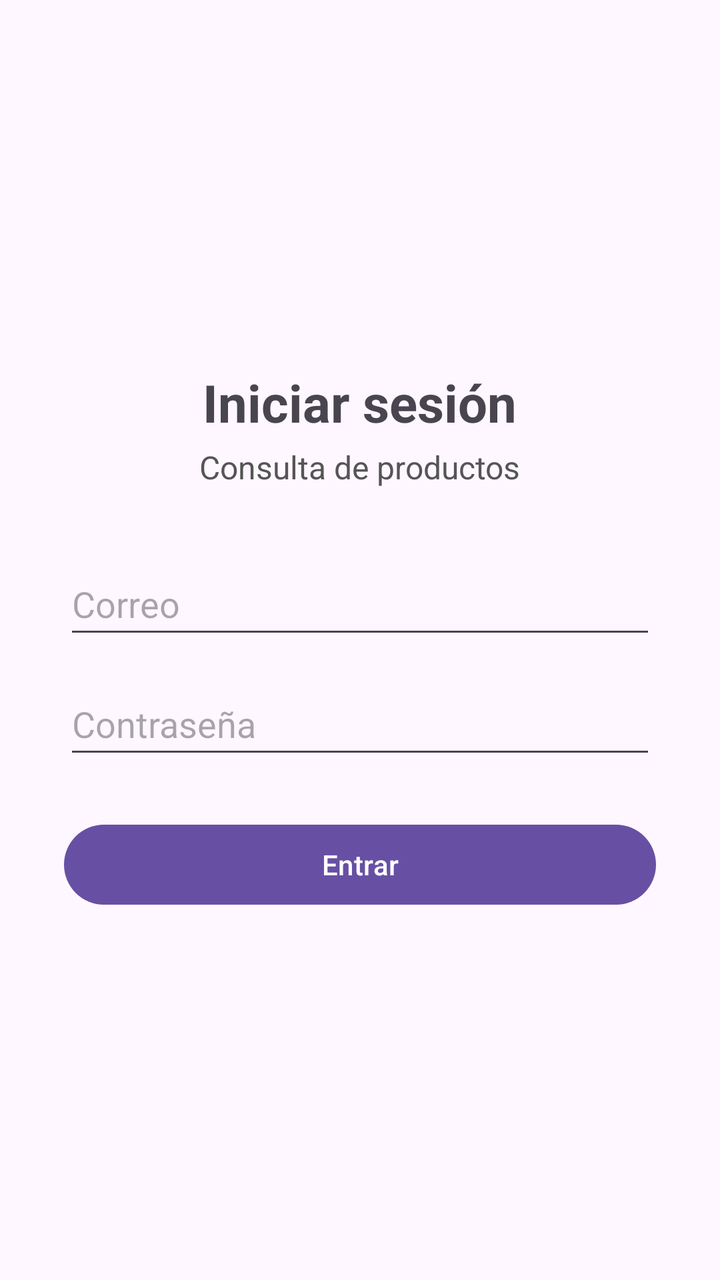
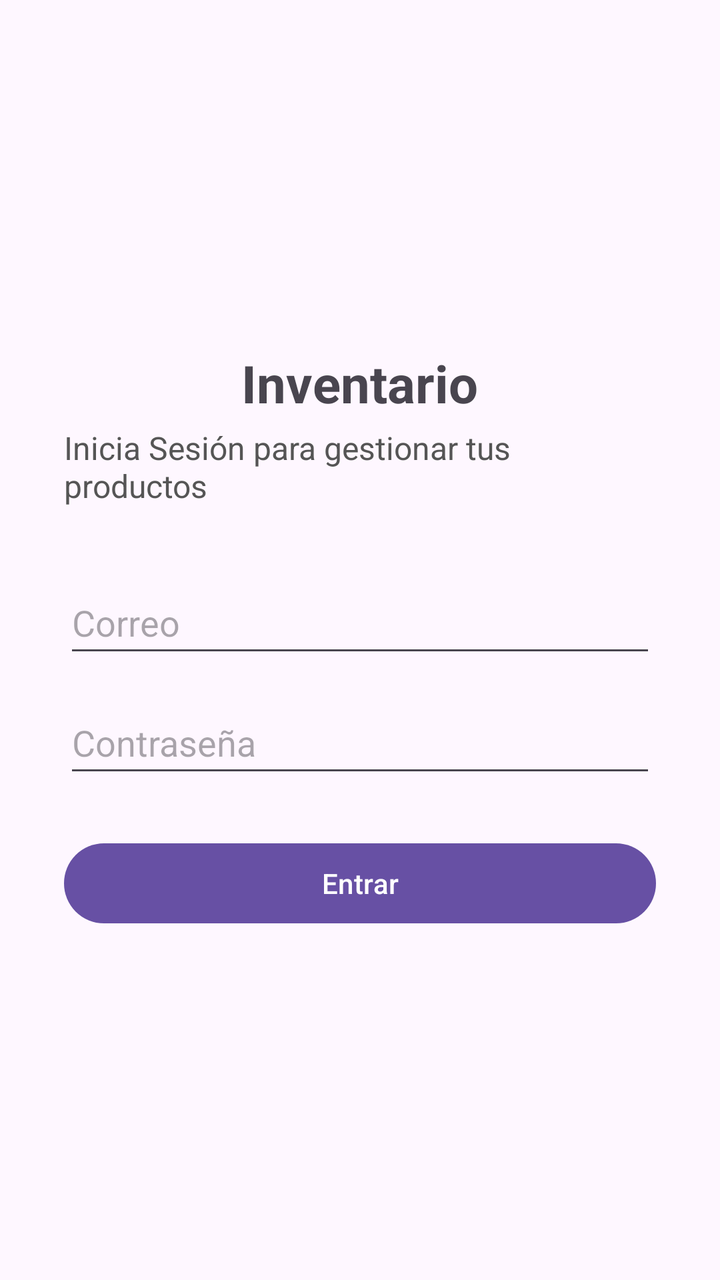

Before-and-after screenshots of an Android layout around one commit, followed by the original layout XML and the change that was made.
<!-- AndroidManifest.xml: application theme Theme.ProductosApp -->
<!-- res/layout/activity_main.xml -->
<?xml version="1.0" encoding="utf-8"?>
<ScrollView xmlns:android="http://schemas.android.com/apk/res/android"
    android:layout_width="match_parent"
    android:layout_height="match_parent"
    android:fillViewport="true">

    <LinearLayout
        android:layout_width="match_parent"
        android:layout_height="match_parent"
        android:gravity="center"
        android:orientation="vertical"
        android:padding="32dp">

        <TextView
            android:layout_width="wrap_content"
            android:layout_height="wrap_content"
            android:text="Iniciar sesión"
            android:textSize="26sp"
            android:textStyle="bold" />

        <TextView
            android:layout_width="wrap_content"
            android:layout_height="wrap_content"
            android:layout_marginTop="4dp"
            android:layout_marginBottom="32dp"
            android:text="Consulta de productos"
            android:textColor="#555555"
            android:textSize="16sp" />

        <EditText
            android:id="@+id/etUser"
            android:layout_width="match_parent"
            android:layout_height="wrap_content"
            android:autofillHints="emailAddress"
            android:hint="Correo"
            android:imeOptions="actionNext"
            android:inputType="textEmailAddress"
            android:minHeight="48dp" />

        <EditText
            android:id="@+id/etPass"
            android:layout_width="match_parent"
            android:layout_height="wrap_content"
            android:layout_marginTop="12dp"
            android:autofillHints="password"
            android:hint="Contraseña"
            android:imeOptions="actionDone"
            android:inputType="textPassword"
            android:minHeight="48dp" />

        <Button
            android:id="@+id/btnLogin"
            android:layout_width="match_parent"
            android:layout_height="wrap_content"
            android:layout_marginTop="24dp"
            android:minHeight="48dp"
            android:text="Entrar" />

    </LinearLayout>
</ScrollView>
<!-- resources referenced by this layout -->
<resources>
  <style name="Theme.ProductosApp" parent="Base.Theme.ProductosApp" />
  <style name="Base.Theme.ProductosApp" parent="Theme.Material3.DayNight.NoActionBar">
          
          
      </style>
</resources>

<!-- the commit's change to res/layout/activity_main.xml (unified diff, before → after) -->
@@ -14,7 +14,7 @@
         <TextView
             android:layout_width="wrap_content"
             android:layout_height="wrap_content"
-            android:text="Iniciar sesión"
+            android:text="Inventario"
             android:textSize="26sp"
             android:textStyle="bold" />
 
@@ -23,7 +23,7 @@
             android:layout_height="wrap_content"
             android:layout_marginTop="4dp"
             android:layout_marginBottom="32dp"
-            android:text="Consulta de productos"
+            android:text="Inicia Sesión para gestionar tus productos"
             android:textColor="#555555"
             android:textSize="16sp" />
 
